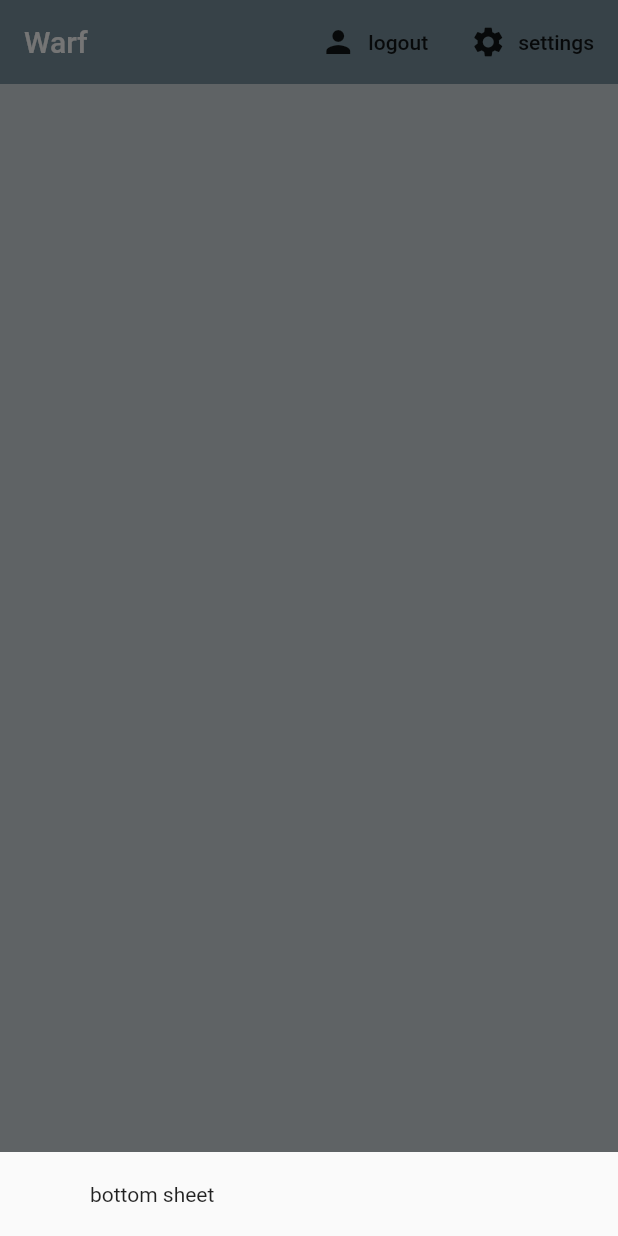
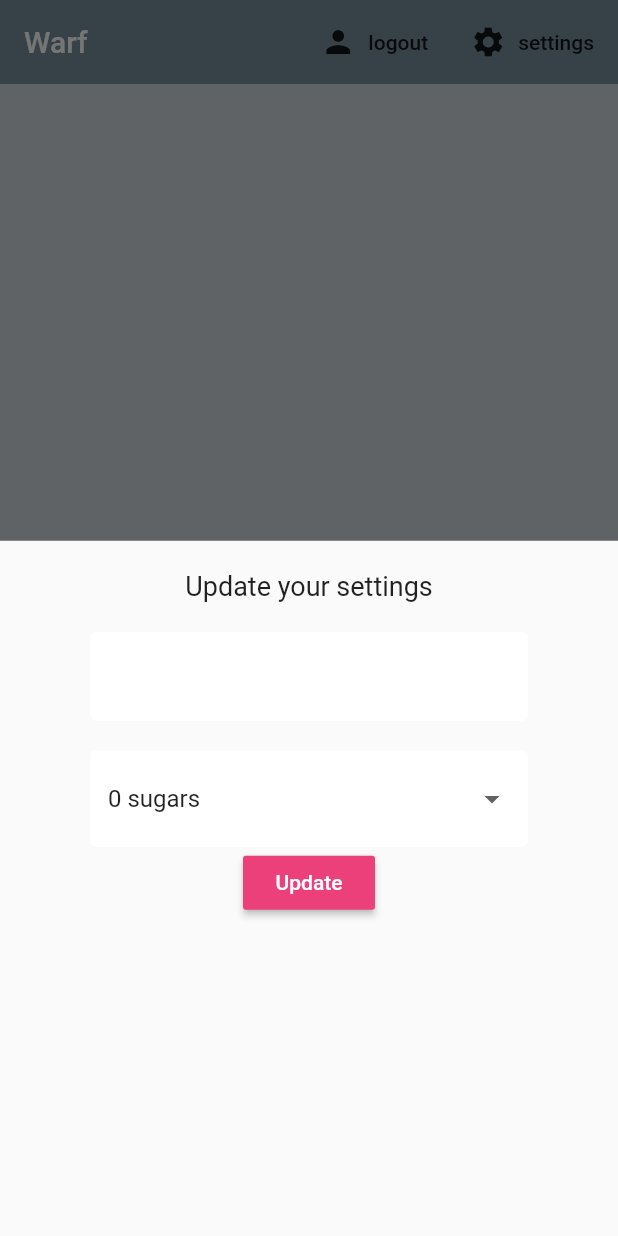
Before and after one commit to Aspabac/Flutter_Auth_simple, a Flutter app: the screen it shows once a user with an empty profile is signed in, after a tap on "settings", on a phone screen of 412 x 824 dp. Run offline on Flutter 3.47's test engine with Material 2 defaults, Android fonts, the phone set to English and light mode, and no system bars; our stand-ins replace cloud_firestore, firebase_auth, firebase_core, flutter_spinkit; accounts and stored records are empty.

Commit message:
settings screen function

```diff
--- a/lib/screens/home/home.dart
+++ b/lib/screens/home/home.dart
@@ -1,10 +1,11 @@
 import 'package:fire_auth_test/models/brew.dart';
+import 'package:fire_auth_test/screens/home/settings_form.dart';
 import 'package:fire_auth_test/services/auth.dart';
 import 'package:flutter/material.dart';
 import 'package:fire_auth_test/services/database.dart';
 import 'package:provider/provider.dart';
 import 'package:fire_auth_test/screens/home/brew_list.dart';
-import 'package:cloud_firestore/cloud_firestore.dart';
+
 
 class Home extends StatelessWidget {
 
@@ -17,7 +18,7 @@ class Home extends StatelessWidget {
       showModalBottomSheet(context: context, builder: (context){
         return Container(
           padding: EdgeInsets.symmetric(vertical: 20.0, horizontal: 60.0),
-          child: Text('bottom sheet'),
+          child: SettingsForm(),
         );
       });
     }
--- /dev/null
+++ b/lib/screens/home/settings_form.dart
@@ -0,0 +1,64 @@
+import 'package:flutter/material.dart';
+import 'package:fire_auth_test/shared/constants.dart';
+
+class SettingsForm extends StatefulWidget {
+  @override
+  _SettingsFormState createState() => _SettingsFormState();
+}
+
+class _SettingsFormState extends State<SettingsForm> {
+
+  final _formKey = GlobalKey<FormState>();
+  final List<String> sugars = ['0','1','2','3','4'];
+
+  //from values
+  String _currentName;
+  String _currentSugars;
+  int _currenStrength;
+  @override
+  Widget build(BuildContext context) {
+    return Form(
+      key: _formKey,
+      child: Column(
+        children: <Widget>[
+          Text(
+            'Update your settings',
+            style: TextStyle(fontSize: 18.0),
+          ),
+          SizedBox(height: 20.0),
+          TextFormField(
+            decoration: textInputDecoration,
+            validator: (val) => val.isEmpty ? 'Please enter a name' : null,
+            onChanged: (val) => setState(() => _currentName = val),
+          ),
+          SizedBox(height: 20.0),
+          //dropdown
+          DropdownButtonFormField(
+            decoration: textInputDecoration,
+            value: _currentSugars ?? '0',
+            items: sugars.map((sugar){
+              return DropdownMenuItem(
+                  value: sugar,
+                  child: Text('$sugar sugars')
+              );
+            }).toList(),
+            onChanged: (val) => setState(() => _currentSugars = val),
+          ),
+          //slider
+          RaisedButton(
+            color: Colors.pink[400],
+            child: Text(
+              'Update',
+              style: TextStyle(color: Colors.white),
+            ),
+            onPressed: () async {
+              print(_currentName);
+              print(_currentSugars);
+              print(_currenStrength);
+            },
+          )
+        ],
+      ),
+    );
+  }
+}
```
